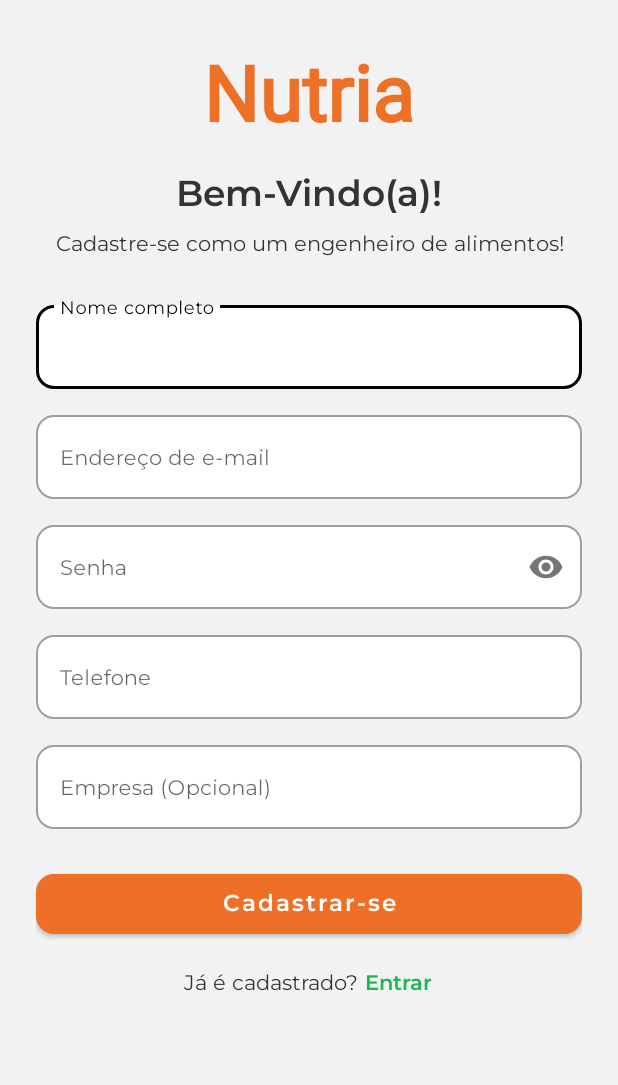
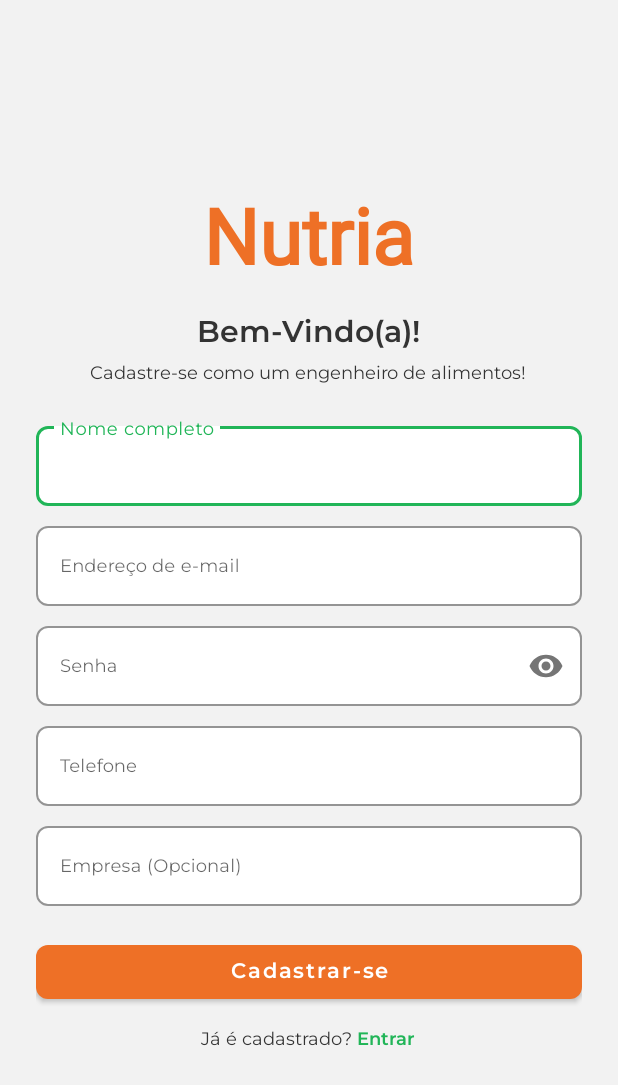
Before and after one commit to Nutria-Oficial/Mobile-Nutria, an Android app: the layout activity_cadastro.xml on its own in the app's theme, with its tools: preview values and no code run, on a phone screen of 412 x 824 dp. Shown: the top 1085 px of the screen. Run offline under Robolectric (Android 15) with nearby library versions, the phone set to English and light mode, and no system bars.

Commit message:
feature: adicionando a tela de cadastro, ja enviando as informações para o Firebase

```diff
--- a/app/build.gradle.kts
+++ b/app/build.gradle.kts
@@ -48,7 +48,6 @@ dependencies {
     androidTestImplementation(libs.ext.junit)
     androidTestImplementation(libs.espresso.core)
     implementation(platform("com.google.firebase:firebase-bom:33.14.0"))
-    implementation("com.google.firebase:firebase-analytics")
 
     implementation("com.google.android.material:material:1.10.0")
     implementation("com.google.firebase:firebase-firestore")
--- a/app/src/main/AndroidManifest.xml
+++ b/app/src/main/AndroidManifest.xml
@@ -16,7 +16,7 @@
         <activity
             android:name=".ui.Cadastro.CadastroActivity"
             android:exported="true"
-            android:label="Cadastro">
+            android:label="@string/app_name">
             <intent-filter>
                 <action android:name="android.intent.action.MAIN" />
                 <category android:name="android.intent.category.LAUNCHER" />
--- a/app/src/main/res/layout/activity_cadastro.xml
+++ b/app/src/main/res/layout/activity_cadastro.xml
@@ -1,24 +1,18 @@
 <?xml version="1.0" encoding="utf-8"?>
-<ScrollView xmlns:android="http://schemas.android.com/apk/res/android"
+<LinearLayout xmlns:android="http://schemas.android.com/apk/res/android"
     xmlns:app="http://schemas.android.com/apk/res-auto"
     android:layout_width="match_parent"
     android:layout_height="match_parent"
     android:background="#F2F2F2"
-    android:fillViewport="true"
+    android:gravity="center"
+    android:orientation="vertical"
     android:padding="24dp">
-
-    <LinearLayout
-        android:layout_width="match_parent"
-        android:layout_height="wrap_content"
-        android:gravity="center_horizontal"
-        android:orientation="vertical">
 
     <TextView
         android:id="@+id/logo_nutria"
         android:layout_width="wrap_content"
         android:layout_height="wrap_content"
-            android:layout_marginTop="2dp"
-            android:layout_marginBottom="16dp"
+        android:layout_marginBottom="15dp"
         android:fontFamily="@font/kodchasan_semibold"
         android:text="Nutria"
         android:textColor="#EE7026"
@@ -28,22 +22,22 @@
     <TextView
         android:layout_width="wrap_content"
         android:layout_height="wrap_content"
-            android:layout_marginBottom="4dp"
+        android:layout_marginBottom="2dp"
         android:fontFamily="@font/montserrat_semibold"
         android:text="Bem-Vindo(a)!"
         android:textColor="#333333"
-            android:textSize="24sp"
+        android:textSize="20sp"
         android:textStyle="bold" />
 
     <TextView
         android:layout_width="wrap_content"
         android:layout_height="wrap_content"
-            android:layout_marginBottom="24dp"
+        android:layout_marginBottom="20dp"
         android:fontFamily="@font/montserrat_regular"
         android:gravity="center"
         android:text="Cadastre-se como um engenheiro de alimentos!"
         android:textColor="#333333"
-            android:textSize="14sp" />
+        android:textSize="12sp" />
 
     <com.google.android.material.textfield.TextInputLayout
         style="@style/Widget.MaterialComponents.TextInputLayout.OutlinedBox"
@@ -51,11 +45,13 @@
         android:layout_height="wrap_content"
         android:hint="Nome completo"
         app:boxBackgroundColor="@android:color/white"
-            app:boxCornerRadiusBottomEnd="12dp"
-            app:boxCornerRadiusBottomStart="12dp"
-            app:boxCornerRadiusTopEnd="12dp"
-            app:boxCornerRadiusTopStart="12dp"
-            app:boxStrokeWidth="1dp">
+        app:boxCornerRadiusBottomEnd="8dp"
+        app:boxCornerRadiusBottomStart="8dp"
+        app:boxCornerRadiusTopEnd="8dp"
+        app:boxCornerRadiusTopStart="8dp"
+        app:boxStrokeColor="#21B558"
+        app:boxStrokeWidth="1dp"
+        app:hintTextColor="#21B558">
 
         <com.google.android.material.textfield.TextInputEditText
             android:id="@+id/edit_nome"
@@ -64,21 +60,23 @@
             android:fontFamily="@font/montserrat_regular"
             android:inputType="textPersonName|textCapWords"
             android:textColor="#333333"
-                android:textSize="14sp" />
+            android:textSize="12sp" />
     </com.google.android.material.textfield.TextInputLayout>
 
     <com.google.android.material.textfield.TextInputLayout
         style="@style/Widget.MaterialComponents.TextInputLayout.OutlinedBox"
         android:layout_width="match_parent"
         android:layout_height="wrap_content"
-            android:layout_marginTop="12dp"
+        android:layout_marginTop="8dp"
         android:hint="Endereço de e-mail"
         app:boxBackgroundColor="@android:color/white"
-            app:boxCornerRadiusBottomEnd="12dp"
-            app:boxCornerRadiusBottomStart="12dp"
-            app:boxCornerRadiusTopEnd="12dp"
-            app:boxCornerRadiusTopStart="12dp"
-            app:boxStrokeWidth="1dp">
+        app:boxCornerRadiusBottomEnd="8dp"
+        app:boxCornerRadiusBottomStart="8dp"
+        app:boxCornerRadiusTopEnd="8dp"
+        app:boxCornerRadiusTopStart="8dp"
+        app:boxStrokeColor="#21B558"
+        app:boxStrokeWidth="1dp"
+        app:hintTextColor="#21B558">
 
         <com.google.android.material.textfield.TextInputEditText
             android:id="@+id/edit_email"
@@ -87,21 +85,23 @@
             android:fontFamily="@font/montserrat_regular"
             android:inputType="textEmailAddress"
             android:textColor="#333333"
-                android:textSize="14sp" />
+            android:textSize="12sp" />
     </com.google.android.material.textfield.TextInputLayout>
 
     <com.google.android.material.textfield.TextInputLayout
         style="@style/Widget.MaterialComponents.TextInputLayout.OutlinedBox"
         android:layout_width="match_parent"
         android:layout_height="wrap_content"
-            android:layout_marginTop="12dp"
+        android:layout_marginTop="8dp"
         android:hint="Senha"
         app:boxBackgroundColor="@android:color/white"
-            app:boxCornerRadiusBottomEnd="12dp"
-            app:boxCornerRadiusBottomStart="12dp"
-            app:boxCornerRadiusTopEnd="12dp"
-            app:boxCornerRadiusTopStart="12dp"
+        app:boxCornerRadiusBottomEnd="8dp"
+        app:boxCornerRadiusBottomStart="8dp"
+        app:boxCornerRadiusTopEnd="8dp"
+        app:boxCornerRadiusTopStart="8dp"
+        app:boxStrokeColor="#21B558"
         app:boxStrokeWidth="1dp"
+        app:hintTextColor="#21B558"
         app:passwordToggleEnabled="true">
 
         <com.google.android.material.textfield.TextInputEditText
@@ -111,21 +111,23 @@
             android:fontFamily="@font/montserrat_regular"
             android:inputType="textPassword"
             android:textColor="#333333"
-                android:textSize="14sp" />
+            android:textSize="12sp" />
     </com.google.android.material.textfield.TextInputLayout>
 
     <com.google.android.material.textfield.TextInputLayout
         style="@style/Widget.MaterialComponents.TextInputLayout.OutlinedBox"
         android:layout_width="match_parent"
         android:layout_height="wrap_content"
-            android:layout_marginTop="12dp"
+        android:layout_marginTop="8dp"
         android:hint="Telefone"
         app:boxBackgroundColor="@android:color/white"
-            app:boxCornerRadiusBottomEnd="12dp"
-            app:boxCornerRadiusBottomStart="12dp"
-            app:boxCornerRadiusTopEnd="12dp"
-            app:boxCornerRadiusTopStart="12dp"
-            app:boxStrokeWidth="1dp">
+        app:boxCornerRadiusBottomEnd="8dp"
+        app:boxCornerRadiusBottomStart="8dp"
+        app:boxCornerRadiusTopEnd="8dp"
+        app:boxCornerRadiusTopStart="8dp"
+        app:boxStrokeColor="#21B558"
+        app:boxStrokeWidth="1dp"
+        app:hintTextColor="#21B558">
 
         <com.google.android.material.textfield.TextInputEditText
             android:id="@+id/edit_telefone"
@@ -134,22 +136,23 @@
             android:fontFamily="@font/montserrat_regular"
             android:inputType="phone"
             android:textColor="#333333"
-                android:textSize="14sp" />
+            android:textSize="12sp" />
     </com.google.android.material.textfield.TextInputLayout>
-
 
     <com.google.android.material.textfield.TextInputLayout
         style="@style/Widget.MaterialComponents.TextInputLayout.OutlinedBox"
         android:layout_width="match_parent"
         android:layout_height="wrap_content"
-            android:layout_marginTop="12dp"
+        android:layout_marginTop="8dp"
         android:hint="Empresa (Opcional)"
         app:boxBackgroundColor="@android:color/white"
-            app:boxCornerRadiusBottomEnd="12dp"
-            app:boxCornerRadiusBottomStart="12dp"
-            app:boxCornerRadiusTopEnd="12dp"
-            app:boxCornerRadiusTopStart="12dp"
-            app:boxStrokeWidth="1dp">
+        app:boxCornerRadiusBottomEnd="8dp"
+        app:boxCornerRadiusBottomStart="8dp"
+        app:boxCornerRadiusTopEnd="8dp"
+        app:boxCornerRadiusTopStart="8dp"
+        app:boxStrokeColor="#21B558"
+        app:boxStrokeWidth="1dp"
+        app:hintTextColor="#21B558">
 
         <com.google.android.material.textfield.TextInputEditText
             android:id="@+id/edit_empresa"
@@ -158,27 +161,27 @@
             android:fontFamily="@font/montserrat_regular"
             android:inputType="text"
             android:textColor="#333333"
-                android:textSize="14sp" />
+            android:textSize="12sp" />
     </com.google.android.material.textfield.TextInputLayout>
 
     <com.google.android.material.button.MaterialButton
         android:id="@+id/btn_cadastrar"
         android:layout_width="match_parent"
-            android:layout_height="52dp"
-            android:layout_marginTop="24dp"
+        android:layout_height="48dp"
+        android:layout_marginTop="20dp"
         android:fontFamily="@font/montserrat_semibold"
         android:text="Cadastrar-se"
         android:textAllCaps="false"
         android:textColor="#FFFFFF"
-            android:textSize="15sp"
+        android:textSize="14sp"
         android:textStyle="bold"
         app:backgroundTint="#EE7026"
-            app:cornerRadius="12dp" />
+        app:cornerRadius="8dp" />
 
     <LinearLayout
         android:layout_width="wrap_content"
         android:layout_height="wrap_content"
-            android:layout_marginTop="16dp"
+        android:layout_marginTop="12dp"
         android:orientation="horizontal">
 
         <TextView
@@ -187,7 +190,7 @@
             android:fontFamily="@font/montserrat_regular"
             android:text="Já é cadastrado?"
             android:textColor="#333333"
-                android:textSize="14sp" />
+            android:textSize="12sp" />
 
         <TextView
             android:id="@+id/btn_entrar"
@@ -196,9 +199,8 @@
             android:fontFamily="@font/montserrat_semibold"
             android:text=" Entrar"
             android:textColor="#21B558"
-                android:textSize="14sp"
-                android:textStyle="bold"/>
+            android:textSize="12sp"
+            android:textStyle="bold" />
     </LinearLayout>
 
 </LinearLayout>
-</ScrollView>
```
Also changed, not shown: app/src/main/java/com/bea/nutria/ui/Cadastro/CadastroActivity.java (+68 -0 lines). Lines whose indentation alone changed are shown as unchanged.
